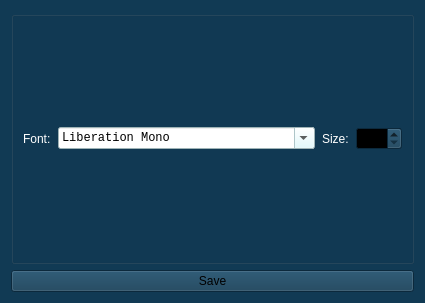
This is settwindow.ui in i-saw-sparks/Notypad as Qt 5 draws it before an edit. The edited form follows.
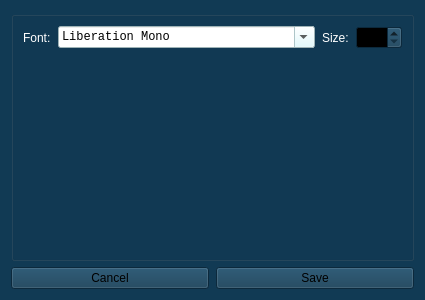
This is the edited form.

Commit message: Cancel/settings

What changed in the file:
```diff
--- a/settwindow.ui
+++ b/settwindow.ui
@@ -7,7 +7,7 @@
     <x>0</x>
     <y>0</y>
     <width>425</width>
-    <height>303</height>
+    <height>300</height>
    </rect>
   </property>
   <property name="minimumSize">
@@ -465,6 +465,9 @@
    <double>0.990000000000000</double>
   </property>
   <layout class="QVBoxLayout" name="verticalLayout">
+   <property name="topMargin">
+    <number>11</number>
+   </property>
    <item>
     <widget class="QGroupBox" name="groupBox">
      <property name="title">
@@ -1865,6 +1868,15 @@
                </color>
               </brush>
              </colorrole>
+             <colorrole role="PlaceholderText">
+              <brush brushstyle="NoBrush">
+               <color alpha="128">
+                <red>0</red>
+                <green>0</green>
+                <blue>0</blue>
+               </color>
+              </brush>
+             </colorrole>
             </active>
             <inactive>
              <colorrole role="WindowText">
@@ -1885,6 +1897,15 @@
                </color>
               </brush>
              </colorrole>
+             <colorrole role="PlaceholderText">
+              <brush brushstyle="NoBrush">
+               <color alpha="128">
+                <red>0</red>
+                <green>0</green>
+                <blue>0</blue>
+               </color>
+              </brush>
+             </colorrole>
             </inactive>
             <disabled>
              <colorrole role="WindowText">
@@ -1905,6 +1926,15 @@
                </color>
               </brush>
              </colorrole>
+             <colorrole role="PlaceholderText">
+              <brush brushstyle="NoBrush">
+               <color alpha="128">
+                <red>0</red>
+                <green>0</green>
+                <blue>0</blue>
+               </color>
+              </brush>
+             </colorrole>
             </disabled>
            </palette>
           </property>
@@ -1918,81 +1948,175 @@
           </property>
          </widget>
         </item>
+        <item row="1" column="1">
+         <spacer name="verticalSpacer">
+          <property name="orientation">
+           <enum>Qt::Vertical</enum>
+          </property>
+          <property name="sizeHint" stdset="0">
+           <size>
+            <width>20</width>
+            <height>40</height>
+           </size>
+          </property>
+         </spacer>
+        </item>
        </layout>
       </item>
      </layout>
     </widget>
    </item>
    <item>
-    <widget class="QPushButton" name="pushButton">
-     <property name="palette">
-      <palette>
-       <active>
-        <colorrole role="WindowText">
-         <brush brushstyle="SolidPattern">
-          <color alpha="255">
-           <red>0</red>
-           <green>0</green>
-           <blue>0</blue>
-          </color>
-         </brush>
-        </colorrole>
-        <colorrole role="ButtonText">
-         <brush brushstyle="SolidPattern">
-          <color alpha="255">
-           <red>0</red>
-           <green>0</green>
-           <blue>0</blue>
-          </color>
-         </brush>
-        </colorrole>
-       </active>
-       <inactive>
-        <colorrole role="WindowText">
-         <brush brushstyle="SolidPattern">
-          <color alpha="255">
-           <red>0</red>
-           <green>0</green>
-           <blue>0</blue>
-          </color>
-         </brush>
-        </colorrole>
-        <colorrole role="ButtonText">
-         <brush brushstyle="SolidPattern">
-          <color alpha="255">
-           <red>0</red>
-           <green>0</green>
-           <blue>0</blue>
-          </color>
-         </brush>
-        </colorrole>
-       </inactive>
-       <disabled>
-        <colorrole role="WindowText">
-         <brush brushstyle="SolidPattern">
-          <color alpha="255">
-           <red>8</red>
-           <green>29</green>
-           <blue>42</blue>
-          </color>
-         </brush>
-        </colorrole>
-        <colorrole role="ButtonText">
-         <brush brushstyle="SolidPattern">
-          <color alpha="255">
-           <red>8</red>
-           <green>29</green>
-           <blue>42</blue>
-          </color>
-         </brush>
-        </colorrole>
-       </disabled>
-      </palette>
+    <layout class="QHBoxLayout" name="horizontalLayout">
+     <property name="spacing">
+      <number>7</number>
      </property>
-     <property name="text">
-      <string>Save</string>
+     <property name="topMargin">
+      <number>0</number>
      </property>
-    </widget>
+     <item>
+      <widget class="QPushButton" name="cancelButton">
+       <property name="palette">
+        <palette>
+         <active>
+          <colorrole role="Text">
+           <brush brushstyle="SolidPattern">
+            <color alpha="255">
+             <red>0</red>
+             <green>0</green>
+             <blue>0</blue>
+            </color>
+           </brush>
+          </colorrole>
+          <colorrole role="ButtonText">
+           <brush brushstyle="SolidPattern">
+            <color alpha="255">
+             <red>0</red>
+             <green>0</green>
+             <blue>0</blue>
+            </color>
+           </brush>
+          </colorrole>
+         </active>
+         <inactive>
+          <colorrole role="Text">
+           <brush brushstyle="SolidPattern">
+            <color alpha="255">
+             <red>0</red>
+             <green>0</green>
+             <blue>0</blue>
+            </color>
+           </brush>
+          </colorrole>
+          <colorrole role="ButtonText">
+           <brush brushstyle="SolidPattern">
+            <color alpha="255">
+             <red>0</red>
+             <green>0</green>
+             <blue>0</blue>
+            </color>
+           </brush>
+          </colorrole>
+         </inactive>
+         <disabled>
+          <colorrole role="Text">
+           <brush brushstyle="SolidPattern">
+            <color alpha="255">
+             <red>8</red>
+             <green>29</green>
+             <blue>42</blue>
+            </color>
+           </brush>
+          </colorrole>
+          <colorrole role="ButtonText">
+           <brush brushstyle="SolidPattern">
+            <color alpha="255">
+             <red>8</red>
+             <green>29</green>
+             <blue>42</blue>
+            </color>
+           </brush>
+          </colorrole>
+         </disabled>
+        </palette>
+       </property>
+       <property name="text">
+        <string>Cancel</string>
+       </property>
+      </widget>
+     </item>
+     <item>
+      <widget class="QPushButton" name="saveButton">
+       <property name="palette">
+        <palette>
+         <active>
+          <colorrole role="WindowText">
+           <brush brushstyle="SolidPattern">
+            <color alpha="255">
+             <red>0</red>
+             <green>0</green>
+             <blue>0</blue>
+            </color>
+           </brush>
+          </colorrole>
+          <colorrole role="ButtonText">
+           <brush brushstyle="SolidPattern">
+            <color alpha="255">
+             <red>0</red>
+             <green>0</green>
+             <blue>0</blue>
+            </color>
+           </brush>
+          </colorrole>
+         </active>
+         <inactive>
+          <colorrole role="WindowText">
+           <brush brushstyle="SolidPattern">
+            <color alpha="255">
+             <red>0</red>
+             <green>0</green>
+             <blue>0</blue>
+            </color>
+           </brush>
+          </colorrole>
+          <colorrole role="ButtonText">
+           <brush brushstyle="SolidPattern">
+            <color alpha="255">
+             <red>0</red>
+             <green>0</green>
+             <blue>0</blue>
+            </color>
+           </brush>
+          </colorrole>
+         </inactive>
+         <disabled>
+          <colorrole role="WindowText">
+           <brush brushstyle="SolidPattern">
+            <color alpha="255">
+             <red>8</red>
+             <green>29</green>
+             <blue>42</blue>
+            </color>
+           </brush>
+          </colorrole>
+          <colorrole role="ButtonText">
+           <brush brushstyle="SolidPattern">
+            <color alpha="255">
+             <red>8</red>
+             <green>29</green>
+             <blue>42</blue>
+            </color>
+           </brush>
+          </colorrole>
+         </disabled>
+        </palette>
+       </property>
+       <property name="text">
+        <string>Save</string>
+       </property>
+      </widget>
+     </item>
+    </layout>
    </item>
   </layout>
  </widget>
```
Left out of the diff: 1810 changed lines with no effect on the pictures. The commit also changes 4 other files.
